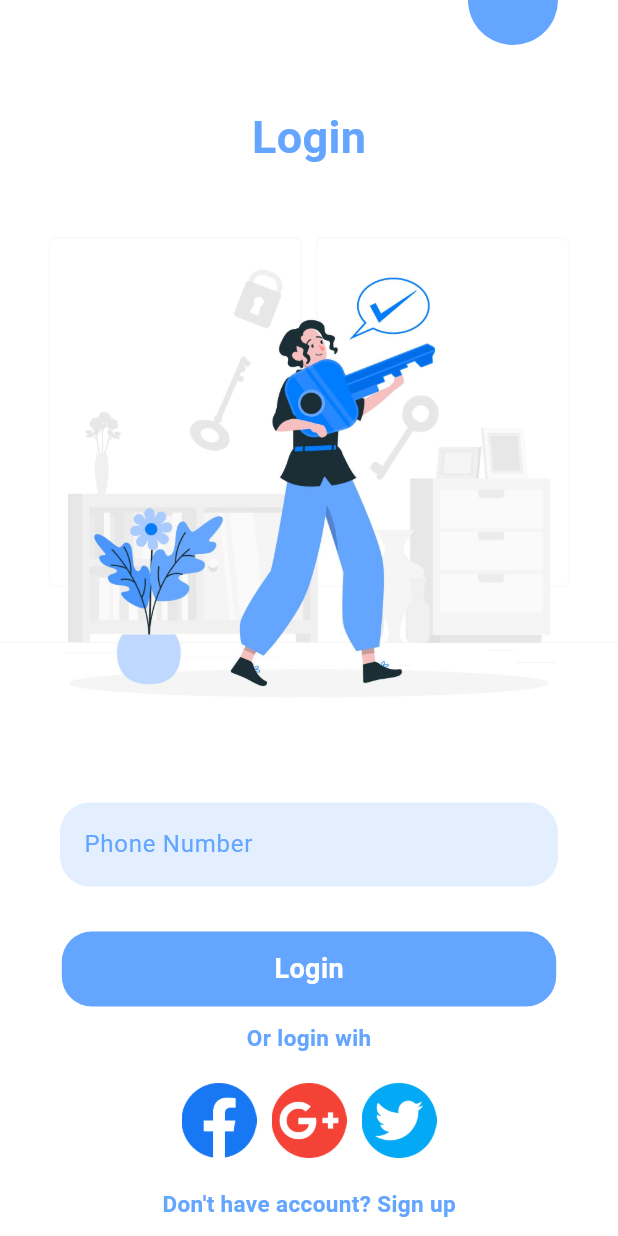
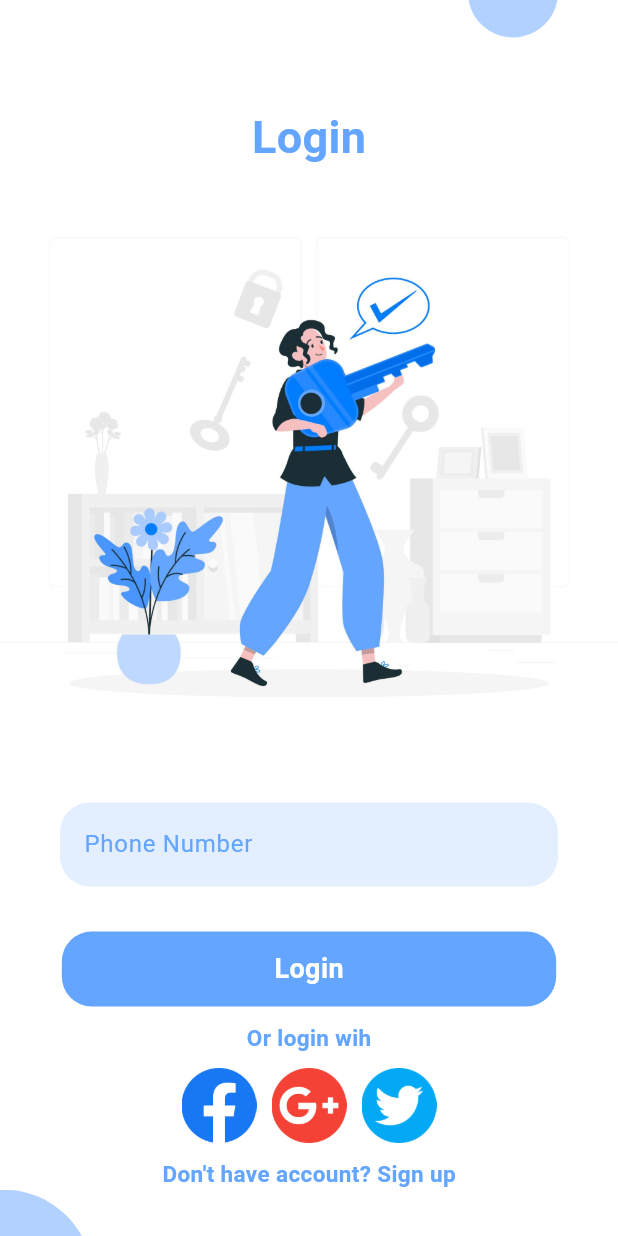
Before and after one commit to Fatma-kabil/auth-screens, a Flutter app: the screen it shows after launch, on a phone screen of 412 x 824 dp. Run offline on Flutter 3.47's test engine with Material 3 defaults, Android fonts, the phone set to English and light mode, and no system bars.

Commit message:
Login screen done

```diff
--- a/lib/onboard/login_screen.dart
+++ b/lib/onboard/login_screen.dart
@@ -16,7 +16,13 @@ class LoginScreen extends StatelessWidget {
         body: Column(
           // mainAxisAlignment: MainAxisAlignment.end,
           children: [
-            const CircleWidget(),
+            const CircleWidget(
+              heightc: 70,
+              widthc: 60,
+              rightPosiion: 40,
+              topPosiion: -40,
+              alignment: Alignment.topRight,
+            ),
             const Text(
               'Login',
               style: TextStyle(
@@ -33,14 +39,21 @@ class LoginScreen extends StatelessWidget {
             ),
             const TextButtonWidget(text: 'Or login wih'),
             const SizedBox(
-              height: 20,
+              height: 10,
             ),
-
             const SocialMediaList(),
             const SizedBox(
-              height: 20,
+              height: 10,
             ),
             const TextButtonWidget(text: 'Don\'t have account? Sign up'),
+            const Spacer(),
+            const CircleWidget(
+              heightc: 120,
+              widthc: 120,
+              topPosiion: 0,
+              rightPosiion: 350,
+              alignment: Alignment.bottomLeft,
+            ),
           ],
         ));
   }
--- a/lib/onboard/widgets/circle_widget.dart
+++ b/lib/onboard/widgets/circle_widget.dart
@@ -2,22 +2,30 @@ import 'package:auth_flutter_project/constants.dart';
 import 'package:flutter/material.dart';
 
 class CircleWidget extends StatelessWidget {
-  const CircleWidget({super.key});
-
+  const CircleWidget(
+      {super.key,
+      required this.alignment,
+      required this.topPosiion,
+      required this.rightPosiion, required this.heightc, required this.widthc});
+  final Alignment alignment;
+  final double topPosiion;
+  final double rightPosiion;
+  final double heightc;
+  final double widthc;
   @override
   Widget build(BuildContext context) {
     return SizedBox(
       width: width(context),
       height: 70,
-      child: Stack(alignment: Alignment.topRight, children: [
+      child: Stack(alignment: alignment, children: [
         Positioned(
-          top: -40,
-          right: 40,
+          top: topPosiion,
+          right: rightPosiion,
           child: Container(
-            height: 80,
-            width: 60,
-            decoration:
-                const BoxDecoration(color: maincolor, shape: BoxShape.circle),
+            height: heightc,
+            width: widthc,
+            decoration: BoxDecoration(
+                color: maincolor.withOpacity(.5), shape: BoxShape.circle),
           ),
         ),
       ]),
```
